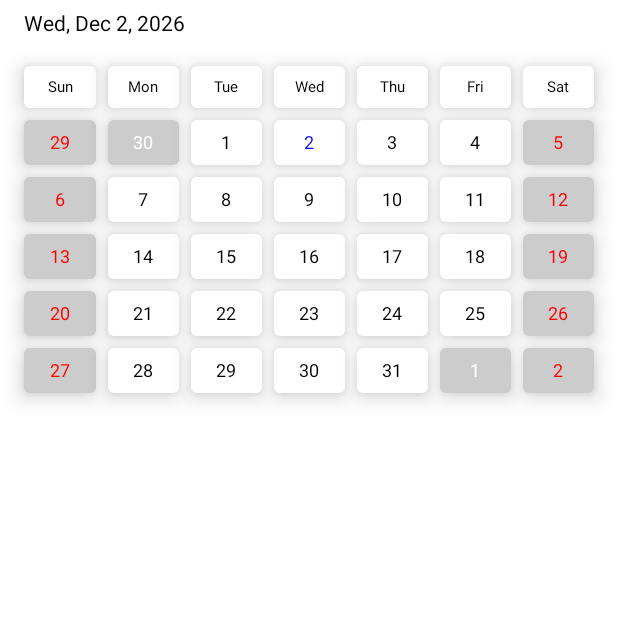
After one commit to ronjunevaldoz/todo-app-multiplatform, an Android app built with Jetpack Compose: the composable Calendar shown on its own in the app's theme, on a phone screen of 412 x 824 dp, the top half of it. The commit adds this screen. Run offline under Robolectric (Android 15) with nearby library versions, the phone set to English and light mode, and no system bars; 1 statement that could not run was skipped.

Commit message:
Added a simple calendar picker

```diff
--- a/shared/build.gradle.kts
+++ b/shared/build.gradle.kts
@@ -25,6 +25,7 @@ kotlin {
             val datetime_version = "0.4.1"
             val extended_icon_version = "1.5.0"
             val precompose_version = "1.5.0-rc01"
+            val datepicker = "1.0.4"
             dependencies {
                 implementation(compose.runtime)
                 implementation(compose.foundation)
--- /dev/null
+++ b/shared/src/commonMain/kotlin/com/ronjunevaldoz/todo/ui/common/calendar/Calendar.kt
@@ -0,0 +1,46 @@
+package com.ronjunevaldoz.todo.ui.common.calendar
+
+import androidx.compose.foundation.layout.Column
+import androidx.compose.foundation.layout.PaddingValues
+import androidx.compose.foundation.layout.Spacer
+import androidx.compose.foundation.layout.fillMaxWidth
+import androidx.compose.foundation.layout.height
+import androidx.compose.foundation.layout.padding
+import androidx.compose.foundation.lazy.grid.GridCells
+import androidx.compose.foundation.lazy.grid.LazyVerticalGrid
+import androidx.compose.foundation.lazy.grid.items
+import androidx.compose.material.Text
+import androidx.compose.runtime.Composable
+import androidx.compose.ui.Modifier
+import androidx.compose.ui.unit.dp
+import com.ronjunevaldoz.todo.utils.calendarLabel
+import com.ronjunevaldoz.todo.utils.calendarWeekOrder
+import com.ronjunevaldoz.todo.utils.today
+
+@Composable
+fun Calendar(modifier: Modifier = Modifier, onSelectDay: (CalendarDay) -> Unit) {
+    val grids = generateCalendarGrid(today.year, today.monthNumber)
+    Column(modifier = modifier.fillMaxWidth()) {
+        Spacer(Modifier.height(8.dp))
+        Text(
+            text = today.calendarLabel,
+            modifier = Modifier
+                .padding(horizontal = 16.dp)
+        )
+        LazyVerticalGrid(columns = GridCells.Fixed(7),
+            contentPadding = PaddingValues(
+                start = 12.dp,
+                top = 16.dp,
+                end = 12.dp,
+                bottom = 16.dp
+            ),
+            content = {
+                items(calendarWeekOrder) {
+                    CalendarHeader(it)
+                }
+                items(grids) {
+                    CalendarDayView(it, onSelectDay)
+                }
+            })
+    }
+}
--- /dev/null
+++ b/shared/src/commonMain/kotlin/com/ronjunevaldoz/todo/ui/common/calendar/CalendarDay.kt
@@ -0,0 +1,9 @@
+package com.ronjunevaldoz.todo.ui.common.calendar
+
+import kotlinx.datetime.LocalDate
+
+data class CalendarDay(
+    val date: LocalDate,
+    val isCurrentMonth: Boolean,
+    val isSelected: Boolean = false
+)
--- /dev/null
+++ b/shared/src/commonMain/kotlin/com/ronjunevaldoz/todo/ui/common/calendar/CalendarDayView.kt
@@ -0,0 +1,52 @@
+package com.ronjunevaldoz.todo.ui.common.calendar
+
+import androidx.compose.foundation.clickable
+import androidx.compose.foundation.layout.fillMaxWidth
+import androidx.compose.foundation.layout.padding
+import androidx.compose.material.Card
+import androidx.compose.material.Text
+import androidx.compose.runtime.Composable
+import androidx.compose.ui.Modifier
+import androidx.compose.ui.graphics.Color
+import androidx.compose.ui.text.style.TextAlign
+import androidx.compose.ui.unit.dp
+import androidx.compose.ui.unit.sp
+import kotlinx.datetime.DayOfWeek
+
+@Composable
+fun CalendarDayView(calendarDay: CalendarDay, onSelect: (CalendarDay) -> Unit) {
+    var bg: Color
+    bg = if (calendarDay.isCurrentMonth) Color.White else Color.LightGray
+
+    var color: Color = if (calendarDay.isSelected) {
+        Color.Blue
+    } else if (calendarDay.isCurrentMonth) {
+        Color.Black
+    } else {
+        Color.White
+    }
+
+    if (calendarDay.date.dayOfWeek == DayOfWeek.SUNDAY || calendarDay.date.dayOfWeek == DayOfWeek.SATURDAY) {
+        bg = Color.LightGray
+        color = Color.Red
+    }
+
+    Card(
+        backgroundColor = bg,
+        modifier = Modifier
+            .padding(4.dp)
+            .fillMaxWidth()
+            .clickable {
+                onSelect(calendarDay)
+            },
+        elevation = 8.dp,
+    ) {
+        Text(
+            text = "${calendarDay.date.dayOfMonth}",
+            fontSize = 12.sp,
+            color = color,
+            textAlign = TextAlign.Center,
+            modifier = Modifier.padding(8.dp)
+        )
+    }
+}
--- /dev/null
+++ b/shared/src/commonMain/kotlin/com/ronjunevaldoz/todo/ui/common/calendar/CalendarHeader.kt
@@ -0,0 +1,33 @@
+package com.ronjunevaldoz.todo.ui.common.calendar
+
+import androidx.compose.foundation.layout.fillMaxWidth
+import androidx.compose.foundation.layout.padding
+import androidx.compose.material.Card
+import androidx.compose.material.Text
+import androidx.compose.runtime.Composable
+import androidx.compose.ui.Modifier
+import androidx.compose.ui.graphics.Color
+import androidx.compose.ui.text.style.TextAlign
+import androidx.compose.ui.unit.dp
+import androidx.compose.ui.unit.sp
+import com.ronjunevaldoz.todo.utils.short
+import kotlinx.datetime.DayOfWeek
+
+@Composable
+fun CalendarHeader(dayOfWeek: DayOfWeek) {
+    Card(
+        backgroundColor = Color.White,
+        modifier = Modifier
+            .padding(4.dp)
+            .fillMaxWidth(),
+        elevation = 8.dp,
+    ) {
+        Text(
+            text = dayOfWeek.short,
+            fontSize = 10.sp,
+            color = Color.Black,
+            textAlign = TextAlign.Center,
+            modifier = Modifier.padding(8.dp)
+        )
+    }
+}
--- /dev/null
+++ b/shared/src/commonMain/kotlin/com/ronjunevaldoz/todo/ui/common/calendar/CalendarPicker.kt
@@ -0,0 +1,25 @@
+package com.ronjunevaldoz.todo.ui.common.calendar
+
+import androidx.compose.foundation.layout.fillMaxWidth
+import androidx.compose.foundation.layout.padding
+import androidx.compose.foundation.shape.RoundedCornerShape
+import androidx.compose.material.Card
+import androidx.compose.runtime.Composable
+import androidx.compose.ui.Modifier
+import androidx.compose.ui.unit.dp
+import androidx.compose.ui.window.Dialog
+import androidx.compose.ui.window.DialogProperties
+
+@Composable
+fun CalendarPicker(onDismiss: () -> Unit, onSelectDay: (CalendarDay) -> Unit) {
+    Dialog(onDismissRequest = onDismiss, DialogProperties(usePlatformDefaultWidth = false)) {
+        Card(
+            modifier = Modifier
+                .fillMaxWidth()
+                .padding(horizontal = 30.dp, vertical = 40.dp),
+            shape = RoundedCornerShape(16.dp),
+        ) {
+            Calendar(onSelectDay = onSelectDay)
+        }
+    }
+}
--- /dev/null
+++ b/shared/src/commonMain/kotlin/com/ronjunevaldoz/todo/ui/common/calendar/GenerateCalendarGrid.kt
@@ -0,0 +1,39 @@
+package com.ronjunevaldoz.todo.ui.common.calendar
+
+import com.ronjunevaldoz.todo.utils.today
+import kotlinx.datetime.DatePeriod
+import kotlinx.datetime.LocalDate
+import kotlinx.datetime.isoDayNumber
+import kotlinx.datetime.minus
+import kotlinx.datetime.plus
+
+
+fun generateCalendarGrid(year: Int, month: Int): List<CalendarDay> {
+    val startDate = LocalDate(year, month, dayOfMonth = 1)
+    val endDate = startDate + DatePeriod(months = 1) - DatePeriod(days = 1)
+    val today = today
+
+    val daysInMonth = mutableListOf<CalendarDay>()
+
+    // Fill in days for the previous month
+    val daysInPreviousMonth = startDate.dayOfWeek.isoDayNumber
+    for (day in daysInPreviousMonth downTo 1) {
+        val previousMonthDate = startDate - DatePeriod(days = day)
+        daysInMonth.add(CalendarDay(previousMonthDate, false))
+    }
+
+    // Fill in days for the current month
+    for (day in startDate.dayOfMonth..endDate.dayOfMonth) {
+        val currentDate = LocalDate(year, month, day)
+        daysInMonth.add(CalendarDay(currentDate, true, currentDate == today))
+    }
+
+    // Fill in days for the next month
+    val daysInNextMonth = 7 - endDate.dayOfWeek.isoDayNumber - 1
+    for (day in 1..daysInNextMonth) {
+        val nextMonthDate = endDate + DatePeriod(days = day)
+        daysInMonth.add(CalendarDay(nextMonthDate, false))
+    }
+
+    return daysInMonth
+}
--- a/shared/src/commonMain/kotlin/com/ronjunevaldoz/todo/ui/screens/todo/add_edit/AddEditScreen.kt
+++ b/shared/src/commonMain/kotlin/com/ronjunevaldoz/todo/ui/screens/todo/add_edit/AddEditScreen.kt
@@ -7,25 +7,35 @@ import androidx.compose.foundation.layout.height
 import androidx.compose.foundation.layout.padding
 import androidx.compose.material.ExtendedFloatingActionButton
 import androidx.compose.material.Icon
+import androidx.compose.material.IconButton
 import androidx.compose.material.Scaffold
 import androidx.compose.material.Text
 import androidx.compose.material.icons.Icons
+import androidx.compose.material.icons.filled.CalendarMonth
 import androidx.compose.material.icons.filled.Save
 import androidx.compose.material.rememberScaffoldState
 import androidx.compose.runtime.Composable
 import androidx.compose.runtime.LaunchedEffect
+import androidx.compose.runtime.mutableStateOf
+import androidx.compose.runtime.remember
 import androidx.compose.ui.Modifier
 import androidx.compose.ui.unit.dp
 import com.ronjunevaldoz.todo.model.data.UiEvent
 import com.ronjunevaldoz.todo.ui.common.TextInput
+import com.ronjunevaldoz.todo.ui.common.calendar.CalendarPicker
 import kotlinx.coroutines.flow.collectLatest
+import kotlinx.datetime.Clock
+import kotlinx.datetime.LocalDateTime
+import kotlinx.datetime.TimeZone
+import kotlinx.datetime.toInstant
+import kotlinx.datetime.toLocalDateTime
 
 @Composable
 fun AddEditScreen(
     onPopBackStack: () -> Unit,
     viewModel: AddEditTaskViewModel
 ) {
-
+    val showCalendar = remember { mutableStateOf(false) }
     val scaffoldState = rememberScaffoldState()
     LaunchedEffect(true) {
         viewModel.uiEvent.collectLatest { event ->
@@ -75,10 +85,37 @@ fun AddEditScreen(
                 enabled = false,
                 value = viewModel.fieldTimestamp,
                 onValueChange = {
-                    viewModel.onEvent(AddEditTaskEvent.OnDueDateTimeChange(it))
+
                 },
-                placeholder = "Duedate",
+                leadingIcon = {
+                    IconButton(onClick = {
+                        showCalendar.value = true
+                    }) {
+                        Icon(
+                            imageVector = Icons.Default.CalendarMonth,
+                            contentDescription = "Calendar"
+                        )
+                    }
+
+                },
+                placeholder = "Due Date",
             )
         }
     }
+
+    if (showCalendar.value) {
+        CalendarPicker(onDismiss = {
+            showCalendar.value = false
+        }) { calendarDay ->
+
+            val now = Clock.System.now()
+            val dateTimeNow = now.toLocalDateTime(TimeZone.currentSystemDefault())
+            val selected = LocalDateTime(
+                calendarDay.date,
+                dateTimeNow.time
+            ).toInstant(TimeZone.currentSystemDefault())
+            viewModel.onEvent(AddEditTaskEvent.OnDueDateTimeChange(selected.toString()))
+            showCalendar.value = false
+        }
+    }
 }
--- a/shared/src/commonMain/kotlin/com/ronjunevaldoz/todo/ui/screens/todo/add_edit/AddEditTaskViewModel.kt
+++ b/shared/src/commonMain/kotlin/com/ronjunevaldoz/todo/ui/screens/todo/add_edit/AddEditTaskViewModel.kt
@@ -97,7 +97,7 @@ class AddEditTaskViewModel(
                         TodoRepository.add(Todo().apply {
                             title = fieldTitle
                             description = fieldDescription
-                            dueDateTime = Clock.System.now()
+                            dueDateTime = fieldTimestamp.toInstant()
                             priority = Priority.entries.find { it.value == fieldPriority } ?: Priority.LOW
                         })
                     }
--- a/shared/src/commonMain/kotlin/com/ronjunevaldoz/todo/ui/screens/todo/list/TaskItem.kt
+++ b/shared/src/commonMain/kotlin/com/ronjunevaldoz/todo/ui/screens/todo/list/TaskItem.kt
@@ -30,6 +30,7 @@ import androidx.compose.ui.unit.dp
 import com.ronjunevaldoz.todo.model.data.Todo
 import com.ronjunevaldoz.todo.model.data.color
 import com.ronjunevaldoz.todo.ui.common.PriorityPicker
+import com.ronjunevaldoz.todo.utils.calendarLabel
 import kotlinx.datetime.TimeZone
 import kotlinx.datetime.toLocalDateTime
 
@@ -85,7 +86,7 @@ fun TaskItem(
                 Text(text = task.title)
                 Text(text = task.description, color = Color.LightGray)
                 Text(
-                    text = task.dueDateTime.toLocalDateTime(TimeZone.UTC).toString(),
+                    text = task.dueDateTime.toLocalDateTime(TimeZone.currentSystemDefault()).date.calendarLabel,
                     color = Color.LightGray
                 )
             }
--- /dev/null
+++ b/shared/src/commonMain/kotlin/com/ronjunevaldoz/todo/utils/calendar.kt
@@ -0,0 +1,47 @@
+package com.ronjunevaldoz.todo.utils
+
+import kotlinx.datetime.Clock
+import kotlinx.datetime.DayOfWeek
+import kotlinx.datetime.LocalDate
+import kotlinx.datetime.TimeZone
+import kotlinx.datetime.todayIn
+
+
+val today: LocalDate
+    get() {
+        return Clock.System.todayIn(TimeZone.currentSystemDefault())
+    }
+val calendarWeekOrder = listOf(
+    DayOfWeek.SUNDAY,
+    DayOfWeek.MONDAY,
+    DayOfWeek.TUESDAY,
+    DayOfWeek.WEDNESDAY,
+    DayOfWeek.THURSDAY,
+    DayOfWeek.FRIDAY,
+    DayOfWeek.SATURDAY,
+)
+
+val DayOfWeek.short: String
+    get() = when (this) {
+        DayOfWeek.SUNDAY -> "Sun"
+        DayOfWeek.MONDAY -> "Mon"
+        DayOfWeek.TUESDAY -> "Tue"
+        DayOfWeek.WEDNESDAY -> "Wed"
+        DayOfWeek.THURSDAY -> "Thu"
+        DayOfWeek.FRIDAY -> "Fri"
+        DayOfWeek.SATURDAY -> "Sat"
+        else -> TODO("not implemented")
+    }
+
+val LocalDate.calendarLabel: String
+    get() = "${dayOfWeek.short}, ${monthNumberToShortName(monthNumber)} ${dayOfMonth}, ${today.year}"
+
+fun monthNumberToShortName(monthNumber: Int): String {
+    val months =
+        listOf("Jan", "Feb", "Mar", "Apr", "May", "Jun", "Jul", "Aug", "Sep", "Oct", "Nov", "Dec")
+    if (monthNumber in 1..12) {
+        return months[monthNumber - 1]
+    } else {
+        throw IllegalArgumentException("Invalid month number: $monthNumber")
+    }
+}
```
